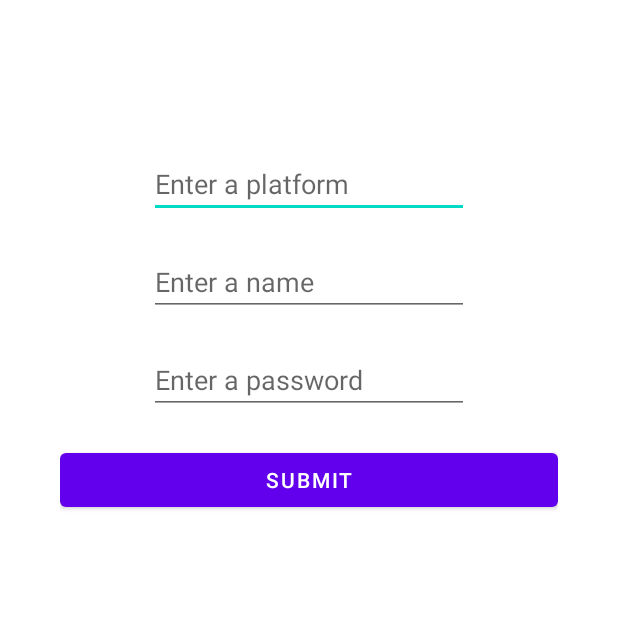
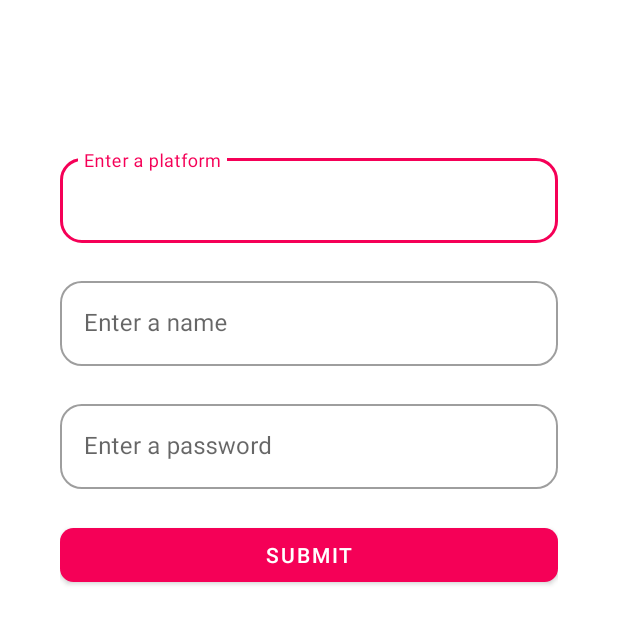
Before and after one commit to DuarteJFelipe/CrudAndroid, an Android app: the AddAccountActivity screen opened directly, with no data from a screen before it, on a phone screen of 412 x 824 dp. Shown: the top 624 px of the screen. Run offline under Robolectric (Android 15) with nearby library versions, the phone set to English and light mode, and no system bars.

Commit message:
add styles

```diff
--- a/app/src/main/res/layout/activity_add_account.xml
+++ b/app/src/main/res/layout/activity_add_account.xml
@@ -8,31 +8,47 @@
     android:paddingHorizontal="40dp"
     tools:context=".AddAccountActivity">
 
-    <EditText
-        android:id="@+id/txtPlatform"
-        android:layout_width="wrap_content"
+    <com.google.android.material.textfield.TextInputLayout
+        style="@style/Widget.MaterialComponents.TextInputLayout.OutlinedBox"
+        android:layout_width="match_parent"
         android:layout_height="wrap_content"
         android:layout_marginTop="100dp"
-        android:ems="10"
-        android:hint="@string/etPlatform"
-        android:inputType="textPersonName" />
+        android:hint="@string/etPlatform">
 
-    <EditText
-        android:id="@+id/txtName"
-        android:layout_width="wrap_content"
+        <com.google.android.material.textfield.TextInputEditText
+            android:id="@+id/txtPlatform"
+            android:layout_width="match_parent"
+            android:layout_height="wrap_content" />
+
+    </com.google.android.material.textfield.TextInputLayout>
+
+    <com.google.android.material.textfield.TextInputLayout
+        style="@style/Widget.MaterialComponents.TextInputLayout.OutlinedBox"
+        android:layout_width="match_parent"
         android:layout_height="wrap_content"
         android:layout_marginTop="20dp"
-        android:ems="10"
-        android:hint="@string/etName"
-        android:inputType="textPersonName" />
+        android:hint="@string/etName">
 
-    <EditText
-        android:id="@+id/txtPassword"
-        android:layout_width="wrap_content"
+        <com.google.android.material.textfield.TextInputEditText
+            android:id="@+id/txtName"
+            android:layout_width="match_parent"
+            android:layout_height="wrap_content" />
+
+    </com.google.android.material.textfield.TextInputLayout>
+
+    <com.google.android.material.textfield.TextInputLayout
+        style="@style/Widget.MaterialComponents.TextInputLayout.OutlinedBox"
+        android:layout_width="match_parent"
         android:layout_height="wrap_content"
         android:layout_marginTop="20dp"
-        android:ems="10"
-        android:hint="@string/etPassword" />
+        android:hint="@string/etPassword">
+
+        <com.google.android.material.textfield.TextInputEditText
+            android:id="@+id/txtPassword"
+            android:layout_width="match_parent"
+            android:layout_height="wrap_content" />
+
+    </com.google.android.material.textfield.TextInputLayout>
 
     <Button
         android:id="@+id/btnSubmit"
--- /dev/null
+++ b/app/src/main/res/values/styles.xml
@@ -0,0 +1,8 @@
+<?xml version="1.0" encoding="utf-8"?>
+<resources>
+    <style name="Corner50">
+        <item name="cornerSize">
+            25%
+        </item>
+    </style>
+</resources>
--- a/app/src/main/res/values/themes.xml
+++ b/app/src/main/res/values/themes.xml
@@ -2,8 +2,8 @@
     <!-- Base application theme. -->
     <style name="Theme.MyAccounts" parent="Theme.MaterialComponents.DayNight.DarkActionBar">
         <!-- Primary brand color. -->
-        <item name="colorPrimary">@color/purple_500</item>
-        <item name="colorPrimaryVariant">@color/purple_700</item>
+        <item name="colorPrimary">#F50057</item>
+        <item name="colorPrimaryVariant">#F50057</item>
         <item name="colorOnPrimary">@color/white</item>
         <!-- Secondary brand color. -->
         <item name="colorSecondary">@color/teal_200</item>
@@ -12,5 +12,6 @@
         <!-- Status bar color. -->
         <item name="android:statusBarColor">?attr/colorPrimaryVariant</item>
         <!-- Customize your theme here. -->
+        <item name="shapeAppearanceSmallComponent">@style/Corner50</item>
     </style>
 </resources>
```
